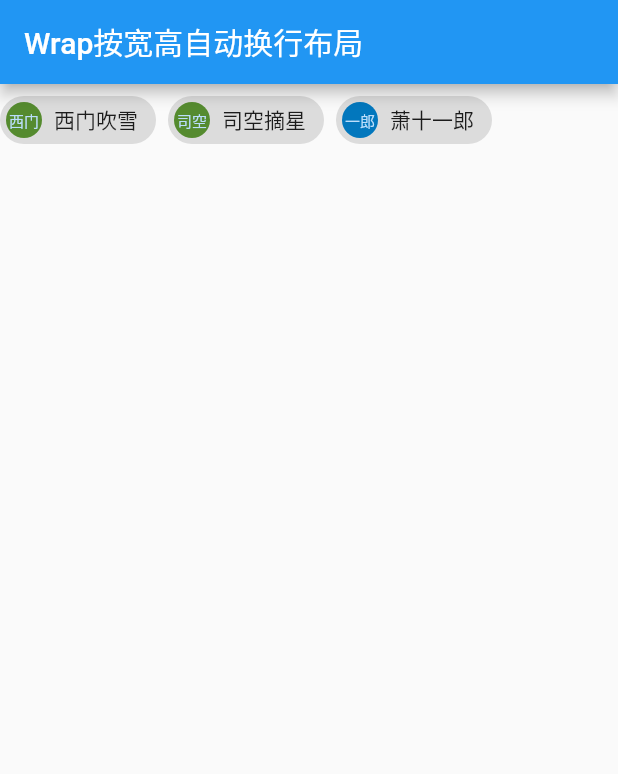
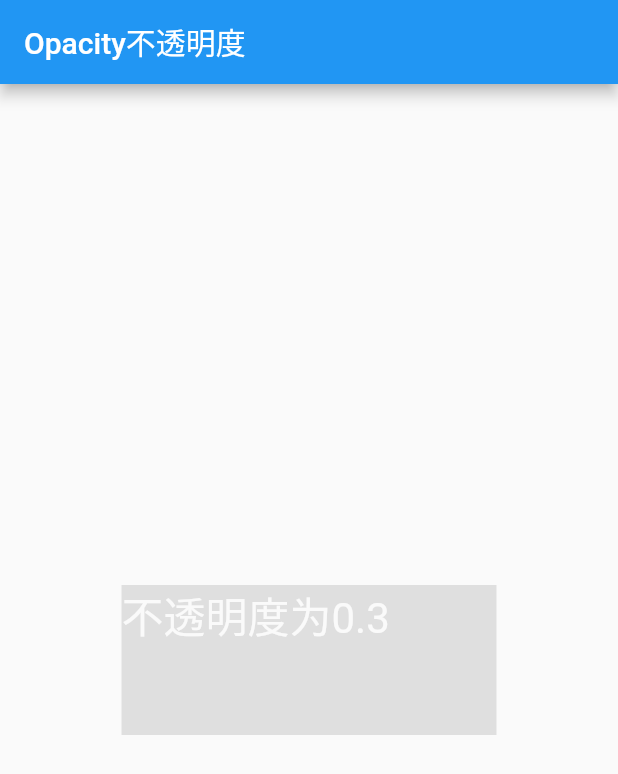
Before and after one commit to smallbaby/flutter_study, a Flutter app: the screen it shows after launch, on a phone screen of 412 x 824 dp. Shown: the top 774 px of the screen. Run offline on Flutter 3.47's test engine with Material 2 defaults, Android fonts, the phone set to English and light mode, and no system bars.

Commit message:
add some case

```diff
--- a/lib/main.dart
+++ b/lib/main.dart
@@ -13,8 +13,10 @@ import 'package:zuiz_app_flutter/pages/containerdemo1.dart';
 import 'package:zuiz_app_flutter/pages/cupertinoSample.dart';
 import 'package:zuiz_app_flutter/pages/cupertinobuttondemo.dart';
 import 'package:zuiz_app_flutter/pages/cupertinotabbar.dart';
+import 'package:zuiz_app_flutter/pages/dismissibledemo.dart';
 import 'package:zuiz_app_flutter/pages/drawerDemo.dart';
 import 'package:zuiz_app_flutter/pages/fittedboxdemo.dart';
+import 'package:zuiz_app_flutter/pages/gesturedetectordemo.dart';
 import 'package:zuiz_app_flutter/pages/gradviewdemo.dart';
 import 'package:zuiz_app_flutter/pages/horizontallist.dart';
 import 'dart:io';
@@ -23,7 +25,9 @@ import 'package:zuiz_app_flutter/pages/limitedboxdemo.dart';
 import 'package:zuiz_app_flutter/pages/listviewdemo.dart';
 import 'dart:convert';
 import 'package:zuiz_app_flutter/pages/loginpage.dart';
+import 'package:zuiz_app_flutter/pages/meijingdemo.dart';
 import 'package:zuiz_app_flutter/pages/nestedcontainerdemo.dart';
+import 'package:zuiz_app_flutter/pages/opacitydemo.dart';
 import 'package:zuiz_app_flutter/pages/popupmenu.dart';
 import 'package:zuiz_app_flutter/pages/rowcontainerdemo.dart';
 import 'package:zuiz_app_flutter/pages/snackbar.dart';
@@ -50,6 +54,7 @@ void main() {
 //    title: 'card....',
 //    home: CardSample()
 //  ));
+      //new LandscapeDemo());
       MaterialApp(
 //    title: 'container测试',
 //    home: ContainerDemo1(),
@@ -71,8 +76,15 @@ void main() {
 //    home: ListViewDemo(),
 //    title: 'GridView九宫格布局',
 //    home: GridViewDemo(),
-        title: 'Wrap按宽高自动换行布局',
-        home: WrapDemo(),
+
+//        title: 'Wrap按宽高自动换行布局',
+//        home: WrapDemo(),
+//    title: '手势测试',
+//    home: GestureDetectorDemo(),
+//    title: '滑动删除',
+//    home: DismissibleDemo(),
+    title: '滑动删除',
+    home: OpacityDemo(),
   ));
 }
 
--- /dev/null
+++ b/lib/pages/opacitydemo.dart
@@ -0,0 +1,32 @@
+import 'package:flutter/material.dart';
+
+// 透明度
+class OpacityDemo extends StatelessWidget {
+  @override
+  Widget build(BuildContext context) {
+    return Scaffold(
+      appBar: AppBar(
+        title: Text('Opacity不透明度'),
+      ),
+      body: Center(
+        child: Opacity(
+          opacity: 0.1,
+          child: Container(
+            width: 250,
+            height: 100,
+            decoration: BoxDecoration(
+              color: Colors.black,
+            ),
+            child: Text(
+              '不透明度为0.3',
+              style: TextStyle(
+                color: Colors.white,
+                fontSize: 28,
+              ),
+            ),
+          ),
+        ),
+      ),
+    );
+  }
+}
--- a/pubspec.yaml
+++ b/pubspec.yaml
@@ -53,11 +53,11 @@ flutter:
      - images/3.png
      - images/4.png
      - images/5.png
-     - images/6.jpg
+     - images/6.png
      - images/7.jpg
      - images/8.jpg
      - images/9.jpg
-  #   - images/a_dot_ham.jpeg
+     - images/meijing.png
 
   # An image asset can refer to one or more resolution-specific "variants", see
   # https://flutter.dev/assets-and-images/#resolution-aware.
```
Also changed, not shown: lib/pages/dismissibledemo.dart (added, +33 -0 lines), lib/pages/gesturedetectordemo.dart (added, +24 -0 lines), lib/pages/meijingdemo.dart (added, +125 -0 lines), images/meijing.png (added).
